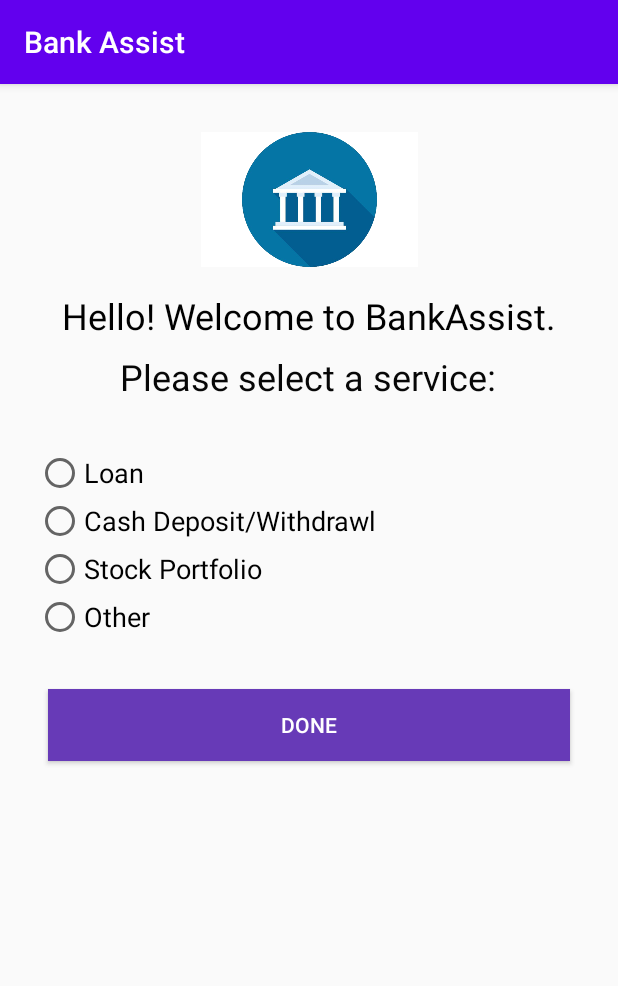
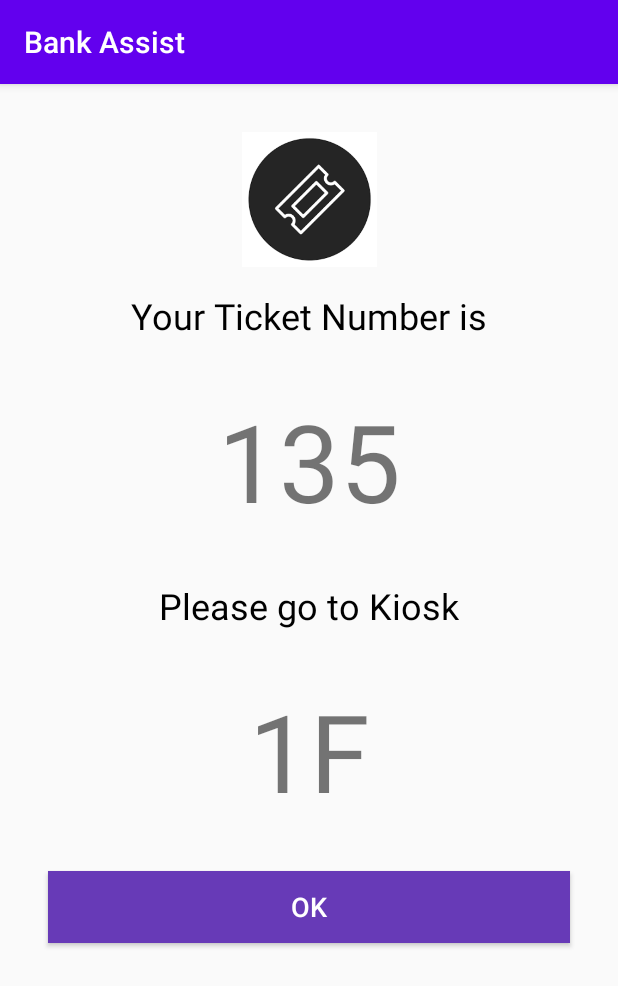
Before and after one commit to rishabh-khurana/ioT-BankingApp, an Android app: the SelectService screen opened directly, with no data from a screen before it, after a tap on "DONE", on a phone screen of 412 x 824 dp. Shown: the top 986 px of the screen. Run offline under Robolectric (Android 15) with nearby library versions, the phone set to English and light mode, and no system bars; libraries missing offline, so code that uses them is left out: com.bluecats.sdk; 1 statement that could not run was skipped.

Commit message:
third view complete

```diff
--- a/app/build.gradle
+++ b/app/build.gradle
@@ -35,5 +35,5 @@ dependencies {
     androidTestImplementation 'androidx.test.ext:junit:1.1.1'
     androidTestImplementation 'androidx.test.espresso:espresso-core:3.2.0'
     implementation 'com.google.android.material:material:1.0.0'
-    compile 'com.bluecats:bluecats-android-sdk:2.0.4'
+    implementation 'com.bluecats:bluecats-android-sdk:2.0.4'
 }
--- a/app/src/main/AndroidManifest.xml
+++ b/app/src/main/AndroidManifest.xml
@@ -9,7 +9,8 @@
         android:roundIcon="@mipmap/ic_launcher_round"
         android:supportsRtl="true"
         android:theme="@style/AppTheme">
-        <activity android:name=".SelectService"></activity>
+        <activity android:name=".DisplayDetails"></activity>
+        <activity android:name=".SelectService" />
         <activity android:name=".MainActivity">
             <intent-filter>
                 <action android:name="android.intent.action.MAIN" />
--- /dev/null
+++ b/app/src/main/java/com/example/bankassist/DisplayDetails.kt
@@ -0,0 +1,37 @@
+package com.example.bankassist
+
+import androidx.appcompat.app.AppCompatActivity
+import android.os.Bundle
+import android.widget.TextView
+import kotlinx.android.synthetic.main.activity_display_details.*
+
+class DisplayDetails : AppCompatActivity() {
+
+    override fun onCreate(savedInstanceState: Bundle?) {
+        super.onCreate(savedInstanceState)
+        setContentView(R.layout.activity_display_details)
+        // Assign the values after API call
+        DisplayDetails()
+
+        OkButton.setOnClickListener {
+            // Move to feedback page
+        }
+    }
+
+    fun getTicketNumber(urlVal:String):Array<String>{
+        // TODO: DO the API call here
+        val queueNumber:String = "1F".toString()
+        val ticketNumber:String = "135".toString()
+        val details = arrayOf(queueNumber,ticketNumber)
+        return details
+    }
+
+    fun DisplayDetails(){
+        var details = getTicketNumber("UrlVal")
+        val queueNumber = findViewById<TextView>(R.id.queueNumberDisplay)
+        val ticketNumber = findViewById<TextView>(R.id.ticketNumberDisplay)
+        queueNumber.text=details[1]
+        ticketNumber.text=details[0]
+    }
+
+}
--- a/app/src/main/java/com/example/bankassist/SelectService.kt
+++ b/app/src/main/java/com/example/bankassist/SelectService.kt
@@ -1,5 +1,6 @@
 package com.example.bankassist
 
+import android.content.Intent
 import androidx.appcompat.app.AppCompatActivity
 import android.os.Bundle
 import com.bluecats.sdk.BlueCatsSDK
@@ -12,22 +13,22 @@ class SelectService : AppCompatActivity() {
         super.onCreate(savedInstanceState)
         setContentView(R.layout.activity_select_service)
 
-        fun getTicketNumber(urlVal:String):String{
-            // TODO: DO the API call here
-            val queueNumber:String = "1F".toString()
-            val ticketNumber:String = "135".toString()
-
-            return queueNumber+ticketNumber
-        }
-
         formButton.setOnClickListener {
             // TODO: Switch on bluetooth
             // TODO: Integrate Bluecats SDK
             // TODO: Send signals to beacon
             val APP_TOKEN="4d37f3ac-b672-49d2-a58c-81ce5a1dafba"
             BlueCatsSDK.startPurringWithAppToken(applicationContext,APP_TOKEN)
-            // TODO: Once Signal is recieved make an API call to get queue number and ticket number
-            println(getTicketNumber("UrlValue"))
+            // TODO: Once Signal is recieved make an API
+            // Move to diplay details page
+            switchToDisplayDetails()
         }
+
     }
+
+    fun switchToDisplayDetails(){
+        val selectDisplayDetails = Intent(this , DisplayDetails::class.java)
+        startActivity(selectDisplayDetails)
+    }
+
 }
--- /dev/null
+++ b/app/src/main/res/layout/activity_display_details.xml
@@ -0,0 +1,84 @@
+<?xml version="1.0" encoding="utf-8"?>
+<androidx.constraintlayout.widget.ConstraintLayout xmlns:android="http://schemas.android.com/apk/res/android"
+    xmlns:app="http://schemas.android.com/apk/res-auto"
+    xmlns:tools="http://schemas.android.com/tools"
+    android:layout_width="match_parent"
+    android:layout_height="match_parent"
+    tools:context=".DisplayDetails">
+
+    <ImageView
+        android:id="@+id/imageView3"
+        android:layout_width="155dp"
+        android:layout_height="90dp"
+        android:layout_marginTop="32dp"
+        app:layout_constraintEnd_toEndOf="parent"
+        app:layout_constraintStart_toStartOf="parent"
+        app:layout_constraintTop_toTopOf="parent"
+        app:srcCompat="@drawable/ticket" />
+
+    <TextView
+        android:id="@+id/textView4"
+        android:layout_width="wrap_content"
+        android:layout_height="wrap_content"
+        android:layout_marginStart="32dp"
+        android:layout_marginLeft="32dp"
+        android:layout_marginTop="16dp"
+        android:layout_marginEnd="32dp"
+        android:layout_marginRight="32dp"
+        android:text="Your Ticket Number is"
+        android:textColor="#000000"
+        android:textSize="24sp"
+        app:layout_constraintEnd_toEndOf="parent"
+        app:layout_constraintStart_toStartOf="parent"
+        app:layout_constraintTop_toBottomOf="@+id/imageView3" />
+
+    <TextView
+        android:id="@+id/queueNumberDisplay"
+        android:layout_width="wrap_content"
+        android:layout_height="wrap_content"
+        android:layout_marginTop="32dp"
+        android:textSize="72sp"
+        app:layout_constraintEnd_toEndOf="parent"
+        app:layout_constraintStart_toStartOf="parent"
+        app:layout_constraintTop_toBottomOf="@+id/textView4" />
+
+    <TextView
+        android:id="@+id/textView6"
+        android:layout_width="wrap_content"
+        android:layout_height="wrap_content"
+        android:layout_marginTop="32dp"
+        android:text="Please go to Kiosk"
+        android:textColor="#000000"
+        android:textSize="24sp"
+        app:layout_constraintEnd_toEndOf="parent"
+        app:layout_constraintStart_toStartOf="parent"
+        app:layout_constraintTop_toBottomOf="@+id/queueNumberDisplay" />
+
+    <TextView
+        android:id="@+id/ticketNumberDisplay"
+        android:layout_width="wrap_content"
+        android:layout_height="wrap_content"
+        android:layout_marginTop="32dp"
+        android:textSize="72sp"
+        app:layout_constraintEnd_toEndOf="parent"
+        app:layout_constraintStart_toStartOf="parent"
+        app:layout_constraintTop_toBottomOf="@+id/textView6" />
+
+    <Button
+        android:id="@+id/OkButton"
+        android:layout_width="0dp"
+        android:layout_height="wrap_content"
+        android:layout_marginStart="32dp"
+        android:layout_marginLeft="32dp"
+        android:layout_marginTop="32dp"
+        android:layout_marginEnd="32dp"
+        android:layout_marginRight="32dp"
+        android:background="#673AB7"
+        android:text="@android:string/ok"
+        android:textColor="#FFFFFF"
+        android:textSize="18sp"
+        app:layout_constraintEnd_toEndOf="parent"
+        app:layout_constraintStart_toStartOf="parent"
+        app:layout_constraintTop_toBottomOf="@+id/ticketNumberDisplay" />
+
+</androidx.constraintlayout.widget.ConstraintLayout>
--- a/app/src/main/res/layout/activity_select_service.xml
+++ b/app/src/main/res/layout/activity_select_service.xml
@@ -85,6 +85,7 @@
         android:background="#673AB7"
         android:text="Done"
         android:textColor="#FFFFFF"
+        android:textSize="18sp"
         app:layout_constraintEnd_toEndOf="parent"
         app:layout_constraintStart_toStartOf="parent"
         app:layout_constraintTop_toBottomOf="@+id/radioGroup" />
```
Also changed, not shown: app/src/main/res/drawable/ticket.png (added).
